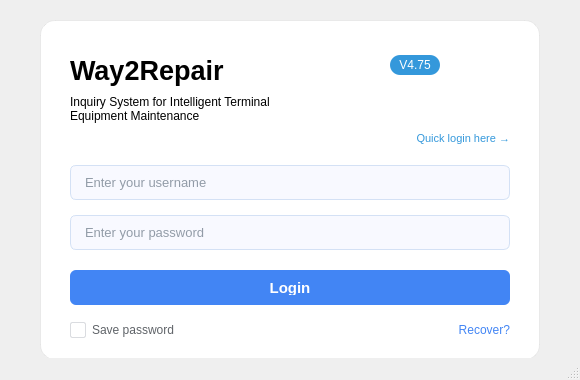
way2repairdev/LG-page, file resources/ui/mainwindow.ui: the form before one commit.
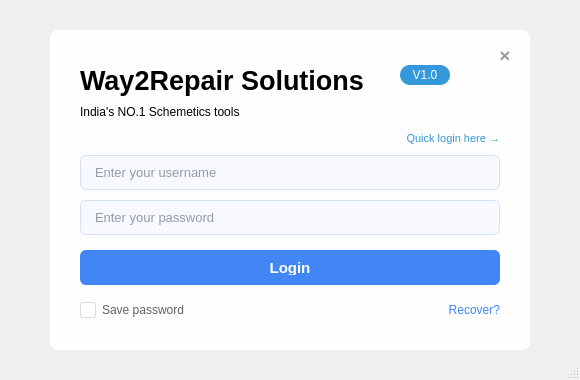
The form after the commit. Icons and pictures are not drawn.

Commit message: The Pipeline System is Successfully

```diff
--- a/resources/ui/mainwindow.ui
+++ b/resources/ui/mainwindow.ui
@@ -28,17 +28,18 @@
    <widget class="QWidget" name="loginContainer" native="true">
     <property name="geometry">
      <rect>
-      <x>40</x>
-      <y>20</y>
-      <width>500</width>
-      <height>340</height>
+      <x>50</x>
+      <y>30</y>
+      <width>480</width>
+      <height>320</height>
      </rect>
     </property>
     <property name="styleSheet">
      <string notr="true">QWidget#loginContainer {
-    background-color: rgba(255, 255, 255, 0.98);
-    border: 1px solid rgba(200, 200, 200, 0.3);
-    border-radius: 15px;
+    background-color: rgba(255, 255, 255, 0.95);
+    border: none;
+    border-radius: 8px;
+    box-shadow: 0 4px 20px rgba(0, 0, 0, 0.15);
 }</string>
     </property>
     <widget class="QLabel" name="titleLabel">
@@ -65,7 +66,7 @@
 }</string>
      </property>
      <property name="text">
-      <string>Way2Repair</string>
+      <string>Way2Repair Solutions</string>
      </property>
      <property name="alignment">
       <set>Qt::AlignLeft|Qt::AlignVCenter</set>
@@ -97,7 +98,7 @@
 }</string>
      </property>
      <property name="text">
-      <string>V4.75</string>
+      <string>V1.0</string>
      </property>
      <property name="alignment">
       <set>Qt::AlignCenter</set>
@@ -108,7 +109,7 @@
       <rect>
        <x>30</x>
        <y>75</y>
-       <width>440</width>
+       <width>420</width>
        <height>30</height>
       </rect>
      </property>
@@ -126,9 +127,8 @@
     font-family: 'Segoe UI', Arial, sans-serif;
 }</string>
      </property>
-     <property name="text">
-      <string>Inquiry System for Intelligent Terminal
-Equipment Maintenance</string>
+    <property name="text">
+     <string>India's NO.1 Schemetics tools</string>
      </property>
      <property name="alignment">
       <set>Qt::AlignLeft|Qt::AlignTop</set>
@@ -140,8 +140,8 @@
     <widget class="QLabel" name="quickLoginLabel">
      <property name="geometry">
       <rect>
-       <x>330</x>
-       <y>110</y>
+       <x>310</x>
+       <y>100</y>
        <width>140</width>
        <height>16</height>
       </rect>
@@ -171,8 +171,8 @@
      <property name="geometry">
       <rect>
        <x>30</x>
-       <y>145</y>
-       <width>440</width>
+       <y>125</y>
+       <width>420</width>
        <height>35</height>
       </rect>
      </property>
@@ -208,8 +208,8 @@
      <property name="geometry">
       <rect>
        <x>30</x>
-       <y>195</y>
-       <width>440</width>
+       <y>170</y>
+       <width>420</width>
        <height>35</height>
       </rect>
      </property>
@@ -248,8 +248,8 @@
      <property name="geometry">
       <rect>
        <x>30</x>
-       <y>250</y>
-       <width>440</width>
+       <y>220</y>
+       <width>420</width>
        <height>35</height>
       </rect>
      </property>
@@ -293,7 +293,7 @@
      <property name="geometry">
       <rect>
        <x>30</x>
-       <y>300</y>
+       <y>270</y>
        <width>120</width>
        <height>20</height>
       </rect>
@@ -330,8 +330,8 @@
     <widget class="QLabel" name="recoverLabel">
      <property name="geometry">
       <rect>
-       <x>390</x>
-       <y>300</y>
+       <x>370</x>
+       <y>270</y>
        <width>80</width>
        <height>20</height>
       </rect>
@@ -359,6 +359,46 @@
       <set>Qt::AlignRight|Qt::AlignVCenter</set>
      </property>
     </widget>
+    <widget class="QPushButton" name="closeButton">
+     <property name="geometry">
+      <rect>
+       <x>440</x>
+       <y>10</y>
+       <width>30</width>
+       <height>30</height>
+      </rect>
+     </property>
+     <property name="font">
+      <font>
+       <pointsize>14</pointsize>
+       <weight>75</weight>
+       <bold>true</bold>
+      </font>
+     </property>
+     <property name="cursor">
+      <cursorShape>PointingHandCursor</cursorShape>
+     </property>
+     <property name="styleSheet">
+      <string notr="true">QPushButton {
+    background-color: transparent;
+    color: #999999;
+    border: none;
+    border-radius: 15px;
+    padding: 0px;
+    font-weight: bold;
+}
+QPushButton:hover {
+    background-color: #ff4757;
+    color: white;
+}
+QPushButton:pressed {
+    background-color: #ff3742;
+}</string>
+     </property>
+     <property name="text">
+      <string>×</string>
+     </property>
+    </widget>
    </widget>
   </widget>
   <widget class="QMenuBar" name="menubar">
```
Left out of the diff: 2 changed lines with no effect on the pictures. The commit also changes 8 other files.
